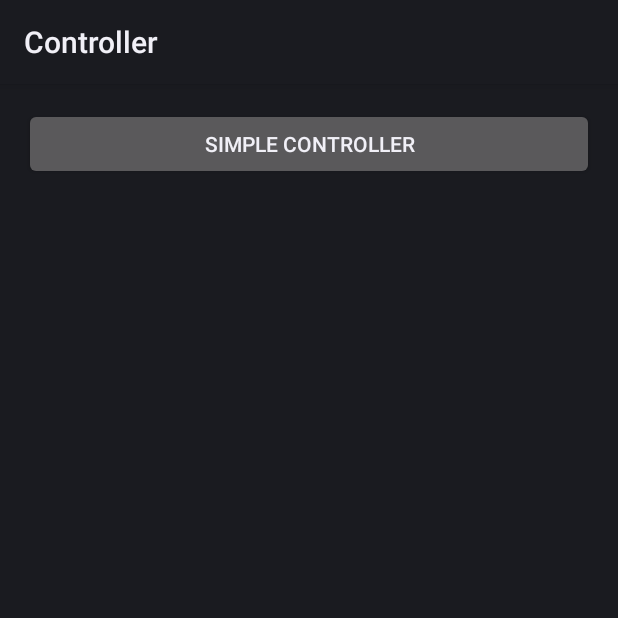
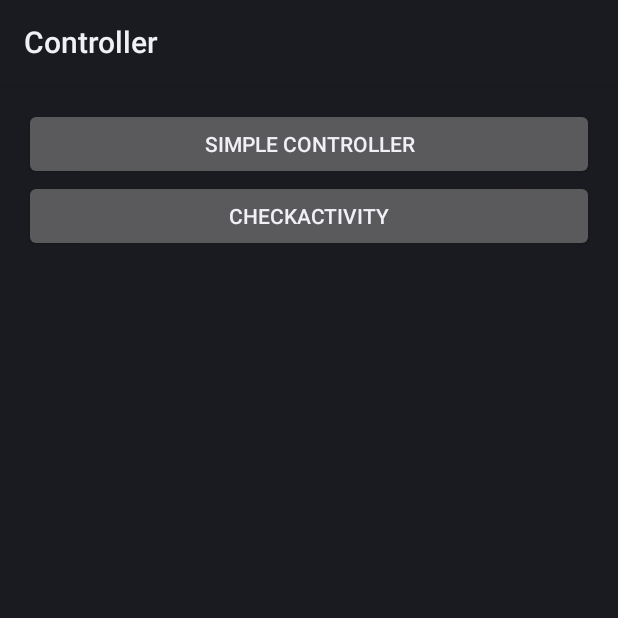
Before and after one commit to hellokent/Nuts, an Android app: the ControllerActivity screen opened directly, with no data from a screen before it, on a phone screen of 412 x 824 dp, the top half of it. Run offline under Robolectric (Android 15) with nearby library versions, the phone set to English and light mode, and no system bars.

Commit message:
添加CheckActivity测试Activity

```diff
--- a/sample/src/main/AndroidManifest.xml
+++ b/sample/src/main/AndroidManifest.xml
@@ -21,6 +21,8 @@
             android:label="@string/title_activity_simple_controller"/>
         <activity android:name=".ui.controller.ControllerActivity"
                   android:label="@string/title_activity_controller"/>
+        <activity android:name=".ui.controller.CheckActivityControllerActivity"
+                  android:label="CheckActivity"/>
     </application>
 
 </manifest>
--- a/sample/src/main/java/com/nuts/sample/config/Jumper.java
+++ b/sample/src/main/java/com/nuts/sample/config/Jumper.java
@@ -2,6 +2,7 @@ package com.nuts.sample.config;
 
 import com.nuts.lib.jumper.ActivityInfo;
 import com.nuts.lib.jumper.IntentHandler;
+import com.nuts.sample.ui.controller.CheckActivityControllerActivity;
 import com.nuts.sample.ui.controller.ControllerActivity;
 import com.nuts.sample.ui.controller.SimpleControllerActivity;
 
@@ -13,4 +14,7 @@ public interface Jumper {
     @ActivityInfo(clz = ControllerActivity.class)
     IntentHandler viewController();
 
+    @ActivityInfo(clz = CheckActivityControllerActivity.class)
+    IntentHandler checkActivityController();
+
 }
--- a/sample/src/main/java/com/nuts/sample/controller/TestController.java
+++ b/sample/src/main/java/com/nuts/sample/controller/TestController.java
@@ -1,8 +1,13 @@
 package com.nuts.sample.controller;
 
+import com.nuts.lib.controller.CheckActivity;
 import com.nuts.lib.controller.Return;
+import com.nuts.lib.controller.VoidReturn;
 
 public interface TestController {
 
     Return<String> run(int count);
+
+    @CheckActivity
+    VoidReturn runCheckActivity();
 }
--- a/sample/src/main/java/com/nuts/sample/controller/impl/TestControllerImpl.java
+++ b/sample/src/main/java/com/nuts/sample/controller/impl/TestControllerImpl.java
@@ -3,6 +3,8 @@ package com.nuts.sample.controller.impl;
 import java.util.concurrent.TimeUnit;
 
 import com.nuts.lib.controller.Return;
+import com.nuts.lib.controller.VoidReturn;
+import com.nuts.lib.log.L;
 import com.nuts.sample.controller.TestController;
 
 public class TestControllerImpl implements TestController {
@@ -15,8 +17,18 @@ public class TestControllerImpl implements TestController {
             Thread.sleep(TimeUnit.SECONDS.toMillis(2));
             sCount += count;
         } catch (InterruptedException e) {
-
+            L.exception(e);
         }
         return new Return<>("Count:" + sCount);
     }
+
+    @Override
+    public VoidReturn runCheckActivity() {
+        try {
+            Thread.sleep(TimeUnit.SECONDS.toMillis(2));
+        } catch (InterruptedException e) {
+            e.printStackTrace();
+        }
+        return new VoidReturn();
+    }
 }
--- a/sample/src/main/java/com/nuts/sample/ui/controller/ControllerActivity.java
+++ b/sample/src/main/java/com/nuts/sample/ui/controller/ControllerActivity.java
@@ -12,4 +12,9 @@ public class ControllerActivity extends BaseActivity {
     public void gotoSimple(){
         JUMPER.simpleController().startActivity(this);
     }
+
+    @OnClick(R.id.check_activity)
+    public void gotoCheckActivity() {
+        JUMPER.checkActivityController().startActivity(this);
+    }
 }
--- a/sample/src/main/res/layout/activity_controller.xml
+++ b/sample/src/main/res/layout/activity_controller.xml
@@ -5,6 +5,7 @@
 
     <LinearLayout android:layout_width="match_parent"
                   android:layout_height="match_parent"
+                  android:orientation="vertical"
                   android:layout_margin="16dp">
 
         <Button android:id="@+id/simple"
@@ -12,6 +13,11 @@
                 android:layout_height="wrap_content"
                 android:text="@string/title_activity_simple_controller"/>
 
+        <Button android:id="@+id/check_activity"
+                android:layout_width="match_parent"
+                android:layout_height="wrap_content"
+                android:text="CheckActivity"/>
+
     </LinearLayout>
 
 </ScrollView>
--- a/sample/src/main/res/values/strings.xml
+++ b/sample/src/main/res/values/strings.xml
@@ -1,5 +1,5 @@
 <resources>
-    <string name="app_name">sample</string>
+    <string name="app_name">Nuts Sample</string>
 
     <string name="hello_world">Hello world!</string>
     <string name="action_settings">Settings</string>
```
Also changed, not shown: sample/src/main/java/com/nuts/sample/ui/controller/CheckActivityControllerActivity.java (added, +33 -0 lines), sample/src/main/res/layout/activity_check_activity.xml (added, +17 -0 lines), 2 other files.
